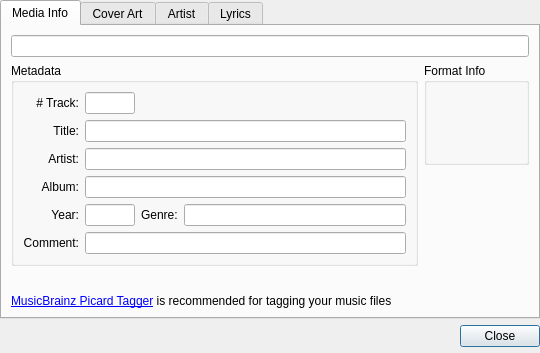
tkrotoff/QuarkPlayer, file libs/mediainfowindow/MediaInfoWindow.ui: the form before one commit.
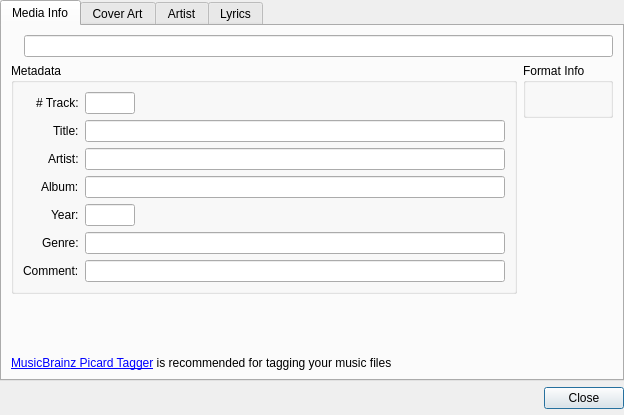
The form after the commit. Custom widgets are drawn as their Qt base class.

```diff
--- a/libs/mediainfowindow/MediaInfoWindow.ui
+++ b/libs/mediainfowindow/MediaInfoWindow.ui
@@ -5,8 +5,8 @@
    <rect>
     <x>0</x>
     <y>0</y>
-    <width>540</width>
-    <height>342</height>
+    <width>624</width>
+    <height>415</height>
    </rect>
   </property>
   <property name="windowTitle" >
@@ -34,29 +34,55 @@
       <attribute name="title" >
        <string>Media Info</string>
       </attribute>
-      <layout class="QGridLayout" name="gridLayout_4" >
-       <item row="0" column="0" colspan="2" >
+      <layout class="QGridLayout" name="gridLayout_3" >
+       <item row="0" column="0" >
+        <layout class="QHBoxLayout" name="horizontalLayout" >
+         <item>
+          <widget class="QLabel" name="fileTypeLabel" >
+           <property name="text" >
+            <string/>
+           </property>
+          </widget>
+         </item>
+         <item>
         <widget class="QLineEdit" name="filenameLineEdit" >
          <property name="readOnly" >
           <bool>true</bool>
          </property>
         </widget>
        </item>
-       <item rowspan="2" row="1" column="0" >
+        </layout>
+       </item>
+       <item row="1" column="0" >
+        <layout class="QGridLayout" name="gridLayout_2" >
+         <item rowspan="2" row="0" column="0" >
         <widget class="QGroupBox" name="metadataGroupBox" >
          <property name="title" >
           <string>Metadata</string>
          </property>
-         <layout class="QGridLayout" name="gridLayout_3" >
+           <layout class="QGridLayout" name="gridLayout" >
           <item row="0" column="0" >
-           <layout class="QGridLayout" name="gridLayout_2" >
+             <layout class="QFormLayout" name="formLayout_2" >
+              <property name="labelAlignment" >
+               <set>Qt::AlignRight|Qt::AlignTrailing|Qt::AlignVCenter</set>
+              </property>
             <item row="0" column="0" >
              <widget class="QLabel" name="trackLabel" >
               <property name="text" >
                <string># Track:</string>
               </property>
-              <property name="alignment" >
-               <set>Qt::AlignRight|Qt::AlignTrailing|Qt::AlignVCenter</set>
+               </widget>
+              </item>
+              <item row="0" column="1" >
+               <widget class="QLineEdit" name="trackLineEdit" >
+                <property name="maximumSize" >
+                 <size>
+                  <width>50</width>
+                  <height>16777215</height>
+                 </size>
+                </property>
+                <property name="readOnly" >
+                 <bool>true</bool>
               </property>
              </widget>
             </item>
@@ -65,8 +91,12 @@
               <property name="text" >
                <string>Title:</string>
               </property>
-              <property name="alignment" >
-               <set>Qt::AlignRight|Qt::AlignTrailing|Qt::AlignVCenter</set>
+               </widget>
+              </item>
+              <item row="1" column="1" >
+               <widget class="QLineEdit" name="titleLineEdit" >
+                <property name="readOnly" >
+                 <bool>true</bool>
               </property>
              </widget>
             </item>
@@ -75,8 +105,12 @@
               <property name="text" >
                <string>Artist:</string>
               </property>
-              <property name="alignment" >
-               <set>Qt::AlignRight|Qt::AlignTrailing|Qt::AlignVCenter</set>
+               </widget>
+              </item>
+              <item row="2" column="1" >
+               <widget class="QLineEdit" name="artistLineEdit" >
+                <property name="readOnly" >
+                 <bool>true</bool>
               </property>
              </widget>
             </item>
@@ -85,8 +119,12 @@
               <property name="text" >
                <string>Album:</string>
               </property>
-              <property name="alignment" >
-               <set>Qt::AlignRight|Qt::AlignTrailing|Qt::AlignVCenter</set>
+               </widget>
+              </item>
+              <item row="3" column="1" >
+               <widget class="QLineEdit" name="albumLineEdit" >
+                <property name="readOnly" >
+                 <bool>true</bool>
               </property>
              </widget>
             </item>
@@ -95,87 +133,43 @@
               <property name="text" >
                <string>Year:</string>
               </property>
-              <property name="alignment" >
-               <set>Qt::AlignRight|Qt::AlignTrailing|Qt::AlignVCenter</set>
-              </property>
-             </widget>
-            </item>
-            <item row="5" column="0" >
-             <widget class="QLabel" name="commentLabel" >
-              <property name="text" >
-               <string>Comment:</string>
-              </property>
-              <property name="alignment" >
-               <set>Qt::AlignRight|Qt::AlignTrailing|Qt::AlignVCenter</set>
-              </property>
-             </widget>
-            </item>
-           </layout>
-          </item>
-          <item row="0" column="1" >
-           <layout class="QGridLayout" name="gridLayout" >
-            <item row="0" column="0" >
-             <widget class="QLineEdit" name="trackLineEdit" >
-              <property name="maximumSize" >
-               <size>
-                <width>50</width>
-                <height>16777215</height>
-               </size>
-              </property>
-              <property name="readOnly" >
-               <bool>true</bool>
-              </property>
-             </widget>
-            </item>
-            <item row="1" column="0" colspan="3" >
-             <widget class="QLineEdit" name="titleLineEdit" >
-              <property name="readOnly" >
-               <bool>true</bool>
-              </property>
-             </widget>
-            </item>
-            <item row="2" column="0" colspan="3" >
-             <widget class="QLineEdit" name="artistLineEdit" >
-              <property name="readOnly" >
-               <bool>true</bool>
-              </property>
-             </widget>
-            </item>
-            <item row="3" column="0" colspan="3" >
-             <widget class="QLineEdit" name="albumLineEdit" >
-              <property name="readOnly" >
-               <bool>true</bool>
-              </property>
-             </widget>
-            </item>
-            <item row="4" column="0" >
-             <widget class="QLineEdit" name="yearLineEdit" >
-              <property name="maximumSize" >
-               <size>
-                <width>50</width>
-                <height>16777215</height>
-               </size>
-              </property>
-              <property name="readOnly" >
-               <bool>true</bool>
-              </property>
              </widget>
             </item>
             <item row="4" column="1" >
+               <widget class="QLineEdit" name="yearLineEdit" >
+                <property name="maximumSize" >
+                 <size>
+                  <width>50</width>
+                  <height>16777215</height>
+                 </size>
+                </property>
+                <property name="readOnly" >
+                 <bool>true</bool>
+                </property>
+               </widget>
+              </item>
+              <item row="5" column="0" >
              <widget class="QLabel" name="genreLabel" >
               <property name="text" >
                <string>Genre:</string>
               </property>
              </widget>
             </item>
-            <item row="4" column="2" >
+              <item row="5" column="1" >
              <widget class="QLineEdit" name="genreLineEdit" >
               <property name="readOnly" >
                <bool>true</bool>
               </property>
              </widget>
             </item>
-            <item row="5" column="0" colspan="3" >
+              <item row="6" column="0" >
+               <widget class="QLabel" name="commentLabel" >
+                <property name="text" >
+                 <string>Comment:</string>
+                </property>
+               </widget>
+              </item>
+              <item row="6" column="1" >
              <widget class="QLineEdit" name="commentLineEdit" >
               <property name="readOnly" >
                <bool>true</bool>
@@ -185,9 +179,11 @@
            </layout>
           </item>
          </layout>
-        </widget>
-       </item>
-       <item row="1" column="1" >
+           <zorder>trackLabel</zorder>
+           <zorder>formLayoutWidget_2</zorder>
+          </widget>
+         </item>
+         <item row="0" column="1" >
         <widget class="QGroupBox" name="formatInfoGroupBox" >
          <property name="title" >
           <string>Format Info</string>
@@ -204,25 +200,10 @@
            </widget>
           </item>
          </layout>
-        </widget>
-       </item>
-       <item rowspan="3" row="2" column="1" >
-        <spacer name="verticalSpacer_2" >
-         <property name="orientation" >
-          <enum>Qt::Vertical</enum>
-         </property>
-         <property name="sizeHint" stdset="0" >
-          <size>
-           <width>105</width>
-           <height>5</height>
-          </size>
-         </property>
-        </spacer>
-       </item>
-       <item row="3" column="0" >
-        <widget class="QLabel" name="moreInfoLabel" />
-       </item>
-       <item row="4" column="0" >
+           <zorder>formatInfoLabel</zorder>
+          </widget>
+         </item>
+         <item row="1" column="1" >
         <spacer name="verticalSpacer" >
          <property name="orientation" >
           <enum>Qt::Vertical</enum>
@@ -230,12 +211,30 @@
          <property name="sizeHint" stdset="0" >
           <size>
            <width>20</width>
-           <height>5</height>
+             <height>40</height>
           </size>
          </property>
         </spacer>
        </item>
-       <item row="5" column="0" colspan="2" >
+        </layout>
+       </item>
+       <item row="2" column="0" >
+        <widget class="QLabel" name="moreInfoLabel" />
+       </item>
+       <item row="3" column="0" >
+        <spacer name="verticalSpacer_2" >
+         <property name="orientation" >
+          <enum>Qt::Vertical</enum>
+         </property>
+         <property name="sizeHint" stdset="0" >
+          <size>
+           <width>20</width>
+           <height>42</height>
+          </size>
+         </property>
+        </spacer>
+       </item>
+       <item row="4" column="0" >
         <widget class="QLabel" name="picardTaggerLinkLabel" >
          <property name="sizePolicy" >
           <sizepolicy vsizetype="Fixed" hsizetype="Preferred" >
```
Lines whose indentation alone changed are shown as unchanged.
